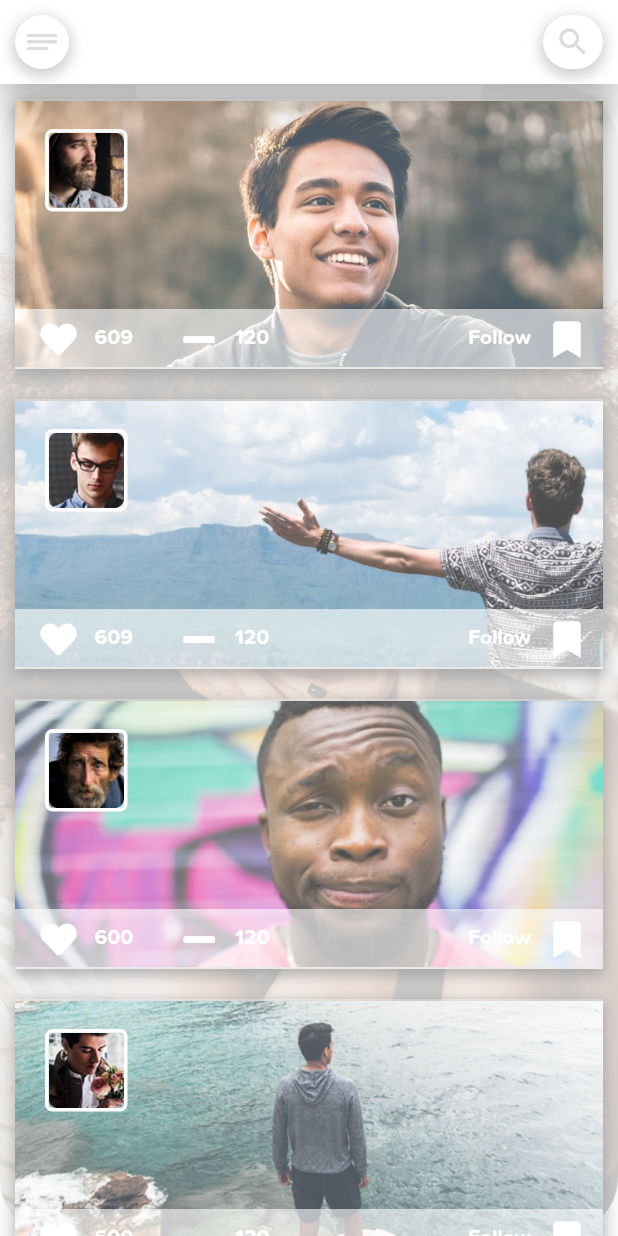
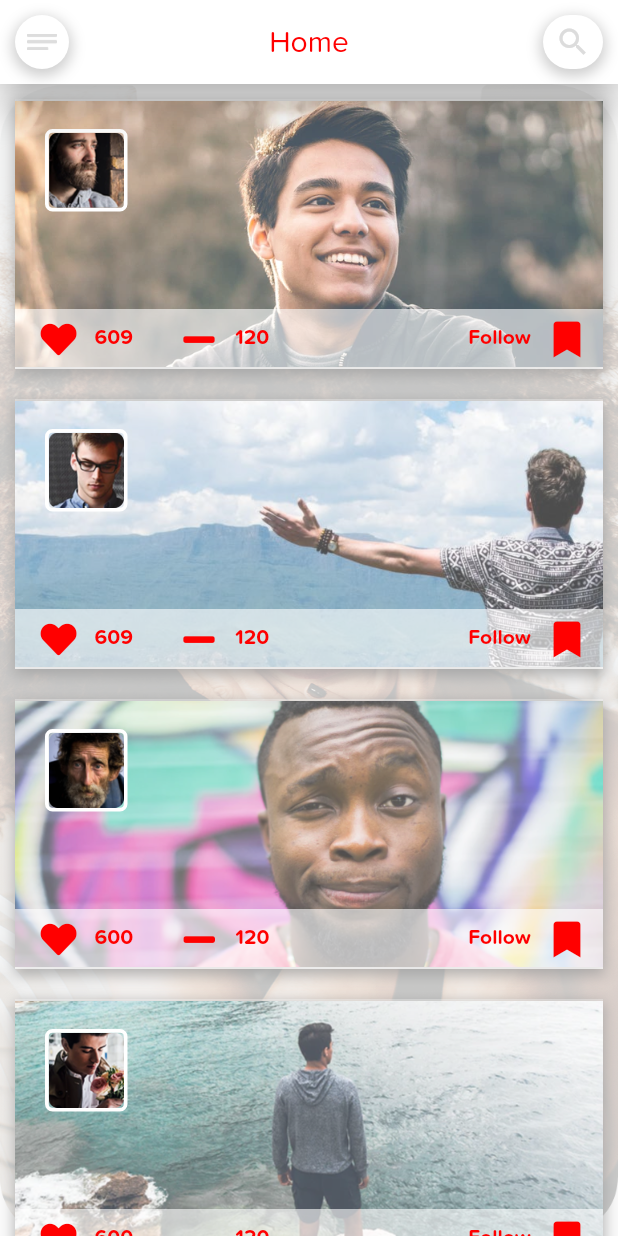
Before and after one commit to Sigilai5/YingYang, a Flutter app: the MyHomePage screen opened by its route, on a phone screen of 412 x 824 dp. Run offline on Flutter 3.47's test engine with Material 2 defaults, Android fonts, the phone set to English and light mode, and no system bars; our stand-ins replace font_awesome_flutter, hexcolor.

Commit message:
SOlve issue with color

```diff
--- a/lib/modules/home.dart
+++ b/lib/modules/home.dart
@@ -46,7 +46,7 @@ class _MyHomePageState extends State<MyHomePage> {
   @override
   Widget build(BuildContext context) {
     final width = MediaQuery.of(context).size.width;
-    final redColor = Color.fromRGBO(255, 255, 255, 1);
+    final redColor = Color.fromRGBO(255, 0, 0, 1);
     return Scaffold(
         appBar: AppBar(
           elevation: 10,
```
